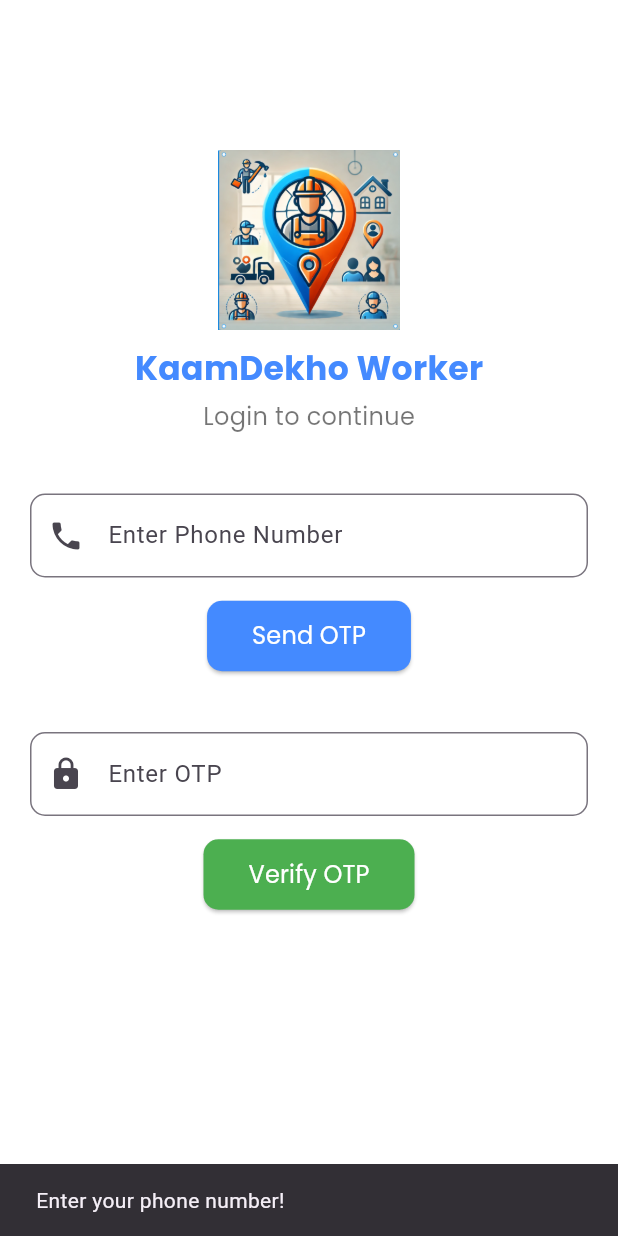
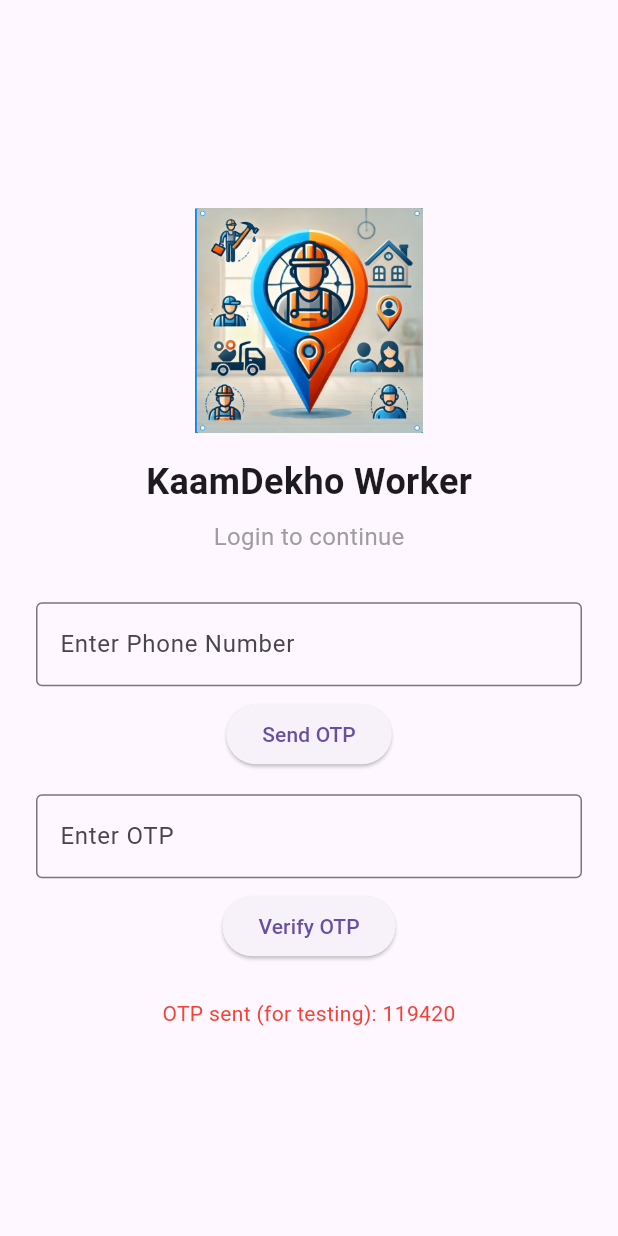
Before and after one commit to kaam-dekho/Kaamdekhoworker-app, a Flutter app: the screen it shows after launch, after a tap on "Send OTP", on a phone screen of 412 x 824 dp. Run offline on Flutter 3.47's test engine with Material 3 defaults, Android fonts, the phone set to English and light mode, and no system bars; our stand-ins replace geolocator, google_fonts, image_picker; missing offline and left inert: twilio_flutter.

Commit message:
login screen improved

```diff
--- a/lib/screens/login_screen.dart
+++ b/lib/screens/login_screen.dart
@@ -1,188 +1,159 @@
-import 'dart:convert';
 import 'dart:math';
 import 'package:flutter/material.dart';
-import 'package:google_fonts/google_fonts.dart';
 import 'package:http/http.dart' as http;
+import 'dart:convert';
+
+// Replace these with your actual screen imports
+import 'package:kaamdekhoworker/screens/dashboard_screen.dart';
 import 'package:kaamdekhoworker/screens/profile_screen.dart';
-import 'package:kaamdekhoworker/screens/worker_profile_screen.dart';
 
 class LoginScreen extends StatefulWidget {
-  const LoginScreen({super.key});
+  const LoginScreen({Key? key}) : super(key: key);
 
   @override
-  _LoginScreenState createState() => _LoginScreenState();
+  State<LoginScreen> createState() => _LoginScreenState();
 }
 
 class _LoginScreenState extends State<LoginScreen> {
-  final TextEditingController phoneController = TextEditingController();
-  final TextEditingController otpController = TextEditingController();
-  String generatedOTP = "";
-  String visibleOTP = "";
-  Map<String, dynamic>? loginResponse;
+  final TextEditingController _phoneController = TextEditingController();
+  final TextEditingController _otpController = TextEditingController();
 
-  // Generate a secure random 6-digit OTP
-  String generateOTP() {
-    Random random = Random();
-    return (100000 + random.nextInt(900000)).toString();
+  String? _generatedOTP;
+  String? _message;
+
+  // Generate random 6-digit OTP
+  void _sendOTP() {
+    final random = Random();
+    setState(() {
+      _generatedOTP = (100000 + random.nextInt(900000)).toString();
+      _message = 'OTP sent (for testing): $_generatedOTP';
+    });
   }
 
-  // Send OTP and make backend call
-  Future<void> sendOTP() async {
-    String phoneNumber = phoneController.text.trim();
-    if (phoneNumber.isEmpty) {
-      ScaffoldMessenger.of(context).showSnackBar(const SnackBar(content: Text("Enter your phone number!")));
-      return;
+  // Verify OTP
+  void _verifyOTP() async {
+    if (_otpController.text.trim() == _generatedOTP) {
+      print("OTP verified correctly");
+      await _verifyWithBackend();
+    } else {
+      setState(() {
+        _message = 'Invalid OTP. Please try again.';
+      });
     }
-    if (!RegExp(r'^[0-9]{10,15}$').hasMatch(phoneNumber)) {
-      ScaffoldMessenger.of(context).showSnackBar(const SnackBar(content: Text("Enter a valid phone number!")));
-      return;
   }
 
-    generatedOTP = generateOTP();
-    visibleOTP = generatedOTP;
-
+  // Verify with backend
+  Future<void> _verifyWithBackend() async {
+    final phone = _phoneController.text.trim();
+    final url = Uri.parse('http://192.168.1.9:5000/api/auth/login');
+    print("Calling backend...");
     try {
       final response = await http.post(
-        Uri.parse("http://172.16.58.52:5000/api/auth/login"),
-        headers: {"Content-Type": "application/json"},
-        body: jsonEncode({"phone": phoneNumber}),
+        url,
+        headers: {'Content-Type': 'application/json'},
+        body: json.encode({'phone': phone}),
       );
 
       if (response.statusCode == 200) {
-        setState(() {
-          loginResponse = jsonDecode(response.body);
-        });
-        print("Generated OTP: $generatedOTP");
-        ScaffoldMessenger.of(context).showSnackBar(
-          SnackBar(content: Text("OTP generated! Check console: $generatedOTP")),
+        final data = json.decode(response.body);
+        final isNew = data['isNew'] ?? false;
+        final workerData = data['worker'] ;
+        print(workerData);
+        final Id = workerData['id'];
+        print("-----------------------------------------------------------------------------------------------------------------------------------------------------------------------------------------------------------------------------------------------");
+        print(Id);
+        if (isNew) {
+          print("new User");
+          Navigator.pushReplacement(
+            context,
+            MaterialPageRoute(builder: (context) => ProfileScreen(phone:  _phoneController.text.trim(),workerId: Id,)) // 👈 worker ID passed here)),
           );
         } else {
-        ScaffoldMessenger.of(context).showSnackBar(
-          const SnackBar(content: Text("Login failed. Try again.")),
-        );
-      }
-    } catch (e) {
-      print("Login error: $e");
-      ScaffoldMessenger.of(context).showSnackBar(
-        const SnackBar(content: Text("Something went wrong. Check connection.")),
-      );
-    }
-  }
-
-  // Verify OTP and Navigate
-  void verifyOTP() {
-    String enteredOTP = otpController.text.trim();
-
-    if (enteredOTP.isEmpty) {
-      ScaffoldMessenger.of(context).showSnackBar(
-        const SnackBar(content: Text("Please enter the OTP!")),
-      );
-      return;
-    }
-
-    if (enteredOTP == generatedOTP && loginResponse != null) {
-      bool isNew = loginResponse!['newUser'] ?? false;
-      var workerData = loginResponse!['worker'];
-
-      if (isNew) {
+          print("existing User");
           Navigator.pushReplacement(
             context,
-          MaterialPageRoute(
-            builder: (context) => ProfileScreen(worker: workerData),
-          ),
-        );
-      } else {
-        Navigator.pushReplacement(
-          context,
-          MaterialPageRoute(
-            builder: (context) => WorkerProfileScreen(worker: workerData),
-          ),
+            MaterialPageRoute(builder: (context) => DashboardScreen(worker: workerData,)),
           );
         }
       } else {
-      ScaffoldMessenger.of(context).showSnackBar(
-        const SnackBar(content: Text("Invalid OTP! Please try again.")),
-      );
+        setState(() {
+          _message = 'Server error: ${response.statusCode}';
+        });
+      }
+    } catch (e) {
+      setState(() {
+        _message = 'Something went wrong. Please try again later.';
+      });
     }
   }
 
   @override
   Widget build(BuildContext context) {
     return Scaffold(
-      backgroundColor: Colors.white,
       body: Padding(
-        padding: const EdgeInsets.symmetric(horizontal: 20),
+        padding: const EdgeInsets.symmetric(horizontal: 24.0),
+        child: Center(
           child: SingleChildScrollView(
             child: Column(
-            mainAxisAlignment: MainAxisAlignment.center,
               children: [
-              const SizedBox(height: 100),
-              Image.asset('lib/assets/images/icon.png', height: 120),
-              const SizedBox(height: 10),
-              Text(
-                "KaamDekho Worker",
-                style: GoogleFonts.poppins(fontSize: 22, fontWeight: FontWeight.bold, color: Colors.blueAccent),
+                Image.asset(
+                  'lib/assets/images/icon.png',
+                  height: 150,
                 ),
-              const SizedBox(height: 5),
-              Text(
-                "Login to continue",
-                style: GoogleFonts.poppins(fontSize: 16, color: Colors.black54),
+                const SizedBox(height: 16),
+                const Text(
+                  'KaamDekho Worker',
+                  style: TextStyle(fontSize: 24, fontWeight: FontWeight.bold),
                 ),
-              const SizedBox(height: 40),
+                const SizedBox(height: 8),
+                const Text(
+                  'Login to continue',
+                  style: TextStyle(fontSize: 16, color: Colors.grey),
+                ),
+                const SizedBox(height: 32),
 
-              // Phone Number
+                // Phone number field
                 TextField(
-                controller: phoneController,
+                  controller: _phoneController,
                   keyboardType: TextInputType.phone,
-                decoration: InputDecoration(
-                  prefixIcon: const Icon(Icons.phone),
-                  labelText: "Enter Phone Number",
-                  border: OutlineInputBorder(borderRadius: BorderRadius.circular(10)),
+                  decoration: const InputDecoration(
+                    labelText: 'Enter Phone Number',
+                    border: OutlineInputBorder(),
                   ),
                 ),
-              const SizedBox(height: 15),
-
+                const SizedBox(height: 8),
                 ElevatedButton(
-                onPressed: sendOTP,
-                style: ElevatedButton.styleFrom(
-                  backgroundColor: Colors.blueAccent,
-                  padding: const EdgeInsets.symmetric(vertical: 12, horizontal: 30),
-                  shape: RoundedRectangleBorder(borderRadius: BorderRadius.circular(10)),
-                ),
-                child: Text("Send OTP", style: GoogleFonts.poppins(fontSize: 16, color: Colors.white)),
+                  onPressed: _sendOTP,
+                  child: const Text('Send OTP'),
                 ),
 
-              const SizedBox(height: 20),
+                const SizedBox(height: 16),
 
-              if (visibleOTP.isNotEmpty)
-                Text("Generated OTP (testing): $visibleOTP",
-                    style: const TextStyle(fontSize: 16, fontWeight: FontWeight.bold, color: Colors.red)),
-
-              const SizedBox(height: 20),
-
-              // OTP Field
+                // OTP field
                 TextField(
-                controller: otpController,
+                  controller: _otpController,
                   keyboardType: TextInputType.number,
-                decoration: InputDecoration(
-                  prefixIcon: const Icon(Icons.lock),
-                  labelText: "Enter OTP",
-                  border: OutlineInputBorder(borderRadius: BorderRadius.circular(10)),
+                  decoration: const InputDecoration(
+                    labelText: 'Enter OTP',
+                    border: OutlineInputBorder(),
                   ),
                 ),
-              const SizedBox(height: 15),
+                const SizedBox(height: 8),
+                ElevatedButton(
+                  onPressed: _verifyOTP,
+                  child: const Text('Verify OTP'),
+                ),
 
-              ElevatedButton(
-                onPressed: verifyOTP,
-                style: ElevatedButton.styleFrom(
-                  backgroundColor: Colors.green,
-                  padding: const EdgeInsets.symmetric(vertical: 12, horizontal: 30),
-                  shape: RoundedRectangleBorder(borderRadius: BorderRadius.circular(10)),
+                const SizedBox(height: 24),
+
+                if (_message != null)
+                  Text(
+                    _message!,
+                    style: const TextStyle(color: Colors.red),
+                    textAlign: TextAlign.center,
                   ),
-                child: Text("Verify OTP", style: GoogleFonts.poppins(fontSize: 16, color: Colors.white)),
+              ],
             ),
-              const SizedBox(height: 50),
-            ],
           ),
         ),
       ),
--- a/lib/services/api_service.dart
+++ b/lib/services/api_service.dart
@@ -1,7 +1,7 @@
 import 'dart:convert';
 import 'package:http/http.dart' as http;
 
-const String baseUrl = 'http://10.0.2.2:5000'; // Localhost for Android emulator
+const String baseUrl = 'http://172.20.10.2:5000'; // Localhost for Android emulator
 
 class ApiService {
   static Future<Map<String, dynamic>> workerLogin(String phone) async {
--- a/pubspec.yaml
+++ b/pubspec.yaml
@@ -31,6 +31,7 @@
   flutter:
     sdk: flutter
   twilio_flutter: ^0.9.0
+  supabase_flutter: ^1.10.8
   geolocator: ^10.1.0
   http: ^1.3.0
   # The following adds the Cupertino Icons font to your application.
```
Also changed, not shown: lib/screens/dashboard_screen.dart (+11 -3 lines), lib/screens/profile_screen.dart (+95 -50 lines), pubspec.lock, 5 other files. Lines whose indentation alone changed are shown as unchanged.
